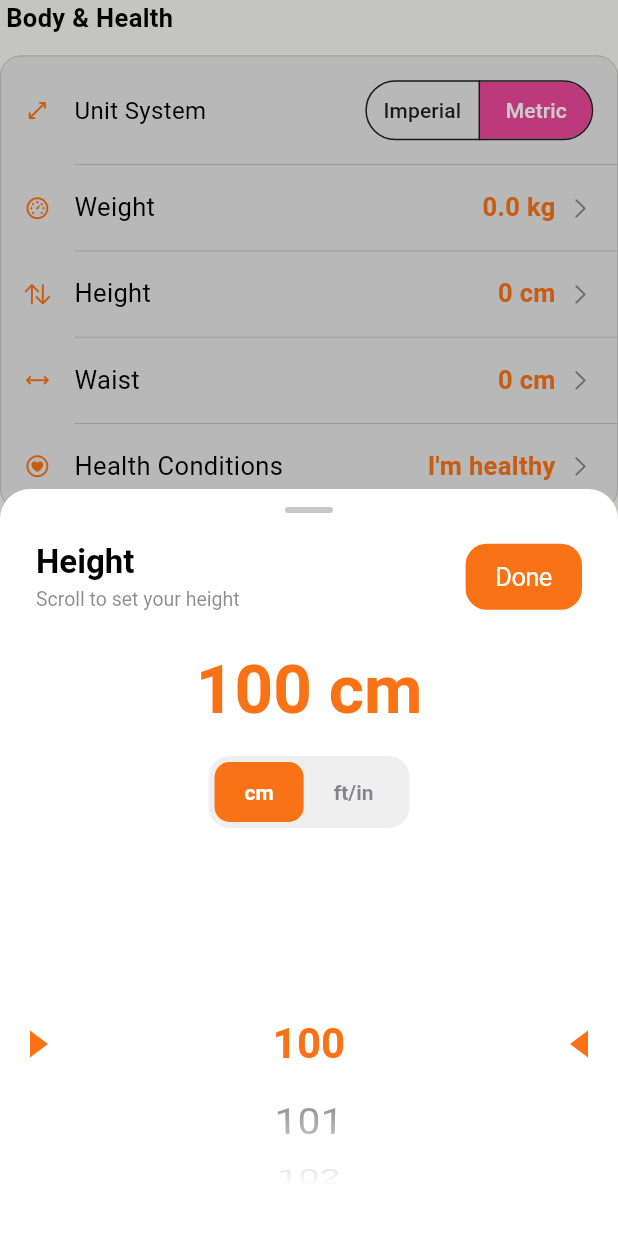
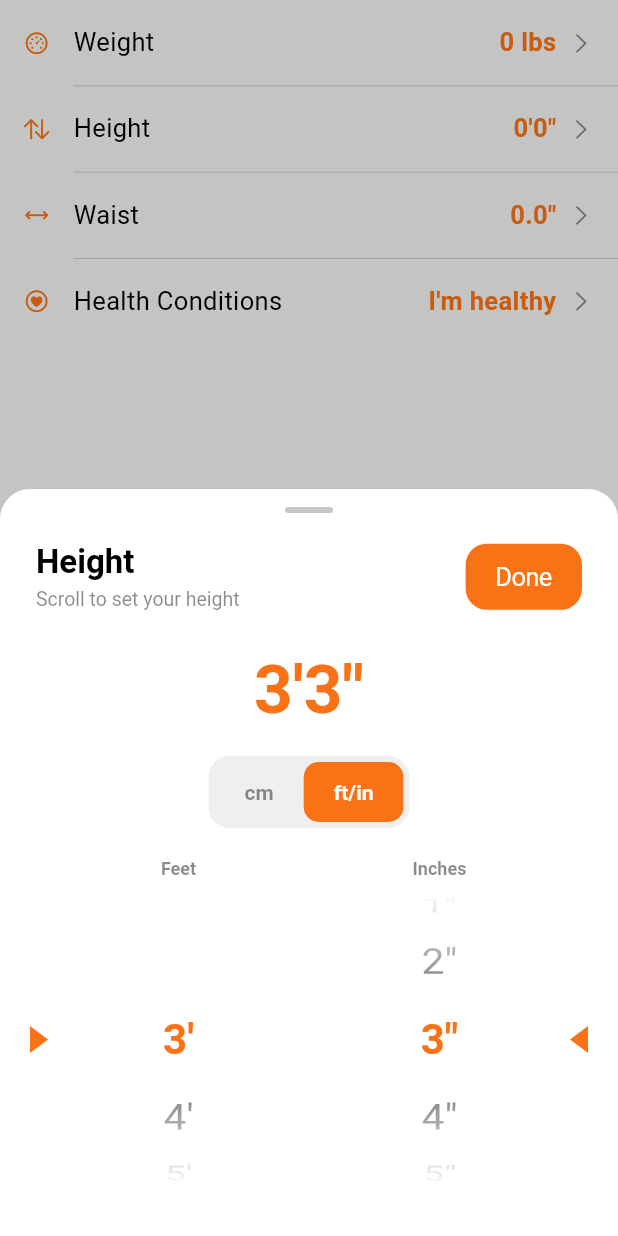
Before and after one commit to naru1790/vitalo, a Flutter app: the BodyHealthCard widget shown alone on an empty page, opened directly with empty values, after a tap on "Height", on a phone screen of 412 x 824 dp. Run offline on Flutter 3.47's test engine with Material 3 defaults, Android fonts, the phone set to English and light mode, and no system bars; our stand-ins replace flutter_riverpod, flutter_secure_storage, font_awesome_flutter, go_router, google_sign_in, shared_preferences and 2 more; missing offline and left inert: country_state_city; accounts and stored records are empty.

Commit message:
Refactor profile section: Remove unused widgets and add Body & Health card
- Deleted ProfileMenuTile and SettingsSection widgets as they are no longer needed.
- Introduced BodyHealthCard widget for managing body and health data with a new design.
- Added FluxMascot widget for animated health indicator.
- Implemented waist picker and health conditions selection with custom input handling.
- Created ProfilePersonalInfoCard for displaying personal information with gender and location selection.

```diff
--- a/lib/design/design.dart
+++ b/lib/design/design.dart
@@ -62,6 +62,7 @@ export 'adaptive/widgets/app_wheel_picker.dart';
 export 'adaptive/widgets/auth_action_stack.dart';
 export 'adaptive/widgets/auth_footer_links.dart';
 export 'adaptive/widgets/auth_sign_in_button.dart';
+export 'adaptive/widgets/flux_mascot.dart';
 export 'adaptive/widgets/inline_feedback_message.dart';
 export 'adaptive/widgets/keyboard_dismiss_surface.dart';
 
--- a/lib/features/landing/presentation/landing_screen.dart
+++ b/lib/features/landing/presentation/landing_screen.dart
@@ -4,7 +4,6 @@ import '../../../design/design.dart';
 
 import '../../../core/router.dart';
 import '../../../core/services/auth_service.dart';
-import '../../../core/widgets/flux_mascot.dart';
 import '../../../main.dart';
 
 // @frozen
--- a/lib/core/widgets/body_health_card.dart
+++ b/lib/features/profile/presentation/widgets/body_health_card.dart
@@ -10,12 +10,17 @@
 import 'package:flutter/cupertino.dart';
 import 'package:flutter/services.dart';
 
-import '../../design/design.dart';
-import '../theme.dart';
-import 'height_picker_sheet.dart';
-import 'profile_row.dart';
-import 'weight_picker_sheet.dart';
-import 'wheel_picker.dart';
+import '../../../../core/theme.dart';
+import '../../../../core/widgets/height_picker_sheet.dart';
+import '../../../../core/widgets/profile_row.dart';
+import '../../../../core/widgets/weight_picker_sheet.dart';
+import '../../../../core/widgets/wheel_picker.dart';
+import '../../../../design/design.dart';
+
+/// Unit system preference for displaying values in Body & Health.
+///
+/// This is owned by the parent page and passed into [BodyHealthCard].
+enum UnitSystem { imperial, metric }
 
 /// Predefined health conditions with simple, user-friendly labels
 /// Focus on conditions that significantly impact diet/nutrition recommendations
@@ -46,6 +51,18 @@ enum HealthCondition {
   bool get isFemaleOnly => this == pregnant || this == lactating;
 }
 
+extension HealthConditionAvailability on HealthCondition {
+  /// Lists health conditions available for the given gender.
+  ///
+  /// Domain rules live here; sheets must not infer availability.
+  static List<HealthCondition> availableFor(AppGender gender) {
+    return HealthCondition.values
+        .where((c) => c != HealthCondition.none)
+        .where((c) => !c.isFemaleOnly || gender == AppGender.female)
+        .toList(growable: false);
+  }
+}
+
 /// Result from body & health card
 class BodyHealthData {
   const BodyHealthData({
@@ -54,7 +71,6 @@ class BodyHealthData {
     this.waistCm,
     this.conditions = const {},
     this.customConditions = const [],
-    this.isMetric = true,
   });
 
   final double? weightKg;
@@ -62,7 +78,6 @@ class BodyHealthData {
   final double? waistCm;
   final Set<HealthCondition> conditions;
   final List<String> customConditions;
-  final bool isMetric;
 
   BodyHealthData copyWith({
     double? weightKg,
@@ -70,7 +85,6 @@ class BodyHealthData {
     double? waistCm,
     Set<HealthCondition>? conditions,
     List<String>? customConditions,
-    bool? isMetric,
   }) {
     return BodyHealthData(
       weightKg: weightKg ?? this.weightKg,
@@ -78,7 +92,6 @@ class BodyHealthData {
       waistCm: waistCm ?? this.waistCm,
       conditions: conditions ?? this.conditions,
       customConditions: customConditions ?? this.customConditions,
-      isMetric: isMetric ?? this.isMetric,
     );
   }
 
@@ -87,18 +100,67 @@ class BodyHealthData {
       (conditions.length == 1 && conditions.contains(HealthCondition.none));
 }
 
+extension BodyHealthConditionsDisplay on BodyHealthData {
+  String get conditionsSummary {
+    final items = conditions
+        .where((c) => c != HealthCondition.none)
+        .map((c) => c.label)
+        .toList();
+    items.addAll(customConditions);
+
+    if (items.isEmpty) {
+      return 'I\'m healthy';
+    }
+    if (items.length <= 2) {
+      return items.join(', ');
+    }
+    return '${items.take(2).join(', ')} +${items.length - 2} more';
+  }
+}
+
+extension BodyHealthDisplay on BodyHealthData {
+  String weightLabel(UnitSystem unitSystem) {
+    if (weightKg == null) return '—';
+    if (unitSystem == UnitSystem.metric) {
+      return '${weightKg!.toStringAsFixed(1)} kg';
+    }
+    final lbs = weightKg! * 2.20462;
+    return '${lbs.toStringAsFixed(0)} lbs';
+  }
+
+  String heightLabel(UnitSystem unitSystem) {
+    if (heightCm == null) return '—';
+    if (unitSystem == UnitSystem.metric) return '${heightCm!.toInt()} cm';
+    final totalInches = heightCm! / 2.54;
+    final feet = (totalInches / 12).floor();
+    final inches = (totalInches % 12).round();
+    return "$feet'$inches\"";
+  }
+
+  String waistLabel(UnitSystem unitSystem) {
+    if (waistCm == null) return '—';
+    if (unitSystem == UnitSystem.metric) return '${waistCm!.toInt()} cm';
+    final inches = waistCm! / 2.54;
+    return '${inches.toStringAsFixed(1)}\"';
+  }
+}
+
 /// Body & Health section following standard profile section design
 class BodyHealthCard extends StatefulWidget {
   const BodyHealthCard({
     super.key,
     required this.data,
     required this.onDataChanged,
-    this.isFemale = false,
+    required this.gender,
+    required this.unitSystem,
   });
 
   final BodyHealthData data;
   final ValueChanged<BodyHealthData> onDataChanged;
-  final bool isFemale;
+  final AppGender gender;
+
+  /// Parent-owned unit system preference.
+  final UnitSystem unitSystem;
 
   @override
   State<BodyHealthCard> createState() => _BodyHealthCardState();
@@ -110,43 +172,13 @@ class _BodyHealthCardState extends State<BodyHealthCard> {
     super.dispose();
   }
 
-  String _formatWeight() {
-    if (widget.data.weightKg == null) return '—';
-    if (widget.data.isMetric) {
-      return '${widget.data.weightKg!.toStringAsFixed(1)} kg';
-    } else {
-      final lbs = widget.data.weightKg! * 2.20462;
-      return '${lbs.toStringAsFixed(0)} lbs';
-    }
-  }
-
-  String _formatHeight() {
-    if (widget.data.heightCm == null) return '—';
-    if (widget.data.isMetric) {
-      return '${widget.data.heightCm!.toInt()} cm';
-    } else {
-      final totalInches = widget.data.heightCm! / 2.54;
-      final feet = (totalInches / 12).floor();
-      final inches = (totalInches % 12).round();
-      return "$feet'$inches\"";
-    }
-  }
-
-  String _formatWaist() {
-    if (widget.data.waistCm == null) return '—';
-    if (widget.data.isMetric) {
-      return '${widget.data.waistCm!.toInt()} cm';
-    } else {
-      final inches = widget.data.waistCm! / 2.54;
-      return '${inches.toStringAsFixed(1)}"';
-    }
-  }
+  bool get _isMetric => widget.unitSystem == UnitSystem.metric;
 
   Future<void> _selectWeight() async {
     final result = await WeightPickerSheet.show(
       context: context,
       initialWeight: widget.data.weightKg,
-      initialUnit: widget.data.isMetric ? WeightUnit.kg : WeightUnit.lbs,
+      initialUnit: _isMetric ? WeightUnit.kg : WeightUnit.lbs,
     );
     if (result != null && mounted) {
       widget.onDataChanged(widget.data.copyWith(weightKg: result.asKg));
@@ -157,7 +189,7 @@ class _BodyHealthCardState extends State<BodyHealthCard> {
     final result = await HeightPickerSheet.show(
       context: context,
       initialHeightCm: widget.data.heightCm,
-      initialUnit: widget.data.isMetric ? HeightUnit.cm : HeightUnit.ftIn,
+      initialUnit: _isMetric ? HeightUnit.cm : HeightUnit.ftIn,
     );
     if (result != null && mounted) {
       widget.onDataChanged(widget.data.copyWith(heightCm: result.valueCm));
@@ -169,7 +201,7 @@ class _BodyHealthCardState extends State<BodyHealthCard> {
       context: context,
       builder: (context) => _WaistPickerSheet(
         initialValue: widget.data.waistCm,
-        isMetric: widget.data.isMetric,
+        isMetric: _isMetric,
       ),
     );
 
@@ -182,7 +214,7 @@ class _BodyHealthCardState extends State<BodyHealthCard> {
     final result = await showCupertinoModalPopup<BodyHealthData?>(
       context: context,
       builder: (context) =>
-          _HealthConditionsSheet(data: widget.data, isFemale: widget.isFemale),
+          _HealthConditionsSheet(data: widget.data, gender: widget.gender),
     );
 
     if (result != null && mounted) {
@@ -190,112 +222,36 @@ class _BodyHealthCardState extends State<BodyHealthCard> {
     }
   }
 
-  String _formatConditions() {
-    final conditions = widget.data.conditions
-        .where((c) => c != HealthCondition.none)
-        .map((c) => c.label)
-        .toList();
-    conditions.addAll(widget.data.customConditions);
-
-    if (conditions.isEmpty) {
-      return 'I\'m healthy';
-    }
-    if (conditions.length <= 2) {
-      return conditions.join(', ');
-    }
-    return '${conditions.take(2).join(', ')} +${conditions.length - 2} more';
+  @override
+  Widget build(BuildContext context) {
+    // BodyHealthCard owns content/policy; ProfileScreen owns section wrapper.
+    return _buildBodyHealthRows(context);
   }
 
-  @override
-  Widget build(BuildContext context) {
+  Widget _buildBodyHealthRows(BuildContext context) {
+    final hasConditions = !widget.data.hasNoConditions;
+    final conditionsSummary = widget.data.conditionsSummary;
+
     return Column(
-      crossAxisAlignment: CrossAxisAlignment.start,
       children: [
-        // Section title
-        _buildSectionHeader(context),
-        const SizedBox(height: AppSpacing.sm),
-
-        // All body & health rows in a single card
-        _buildBodyHealthCard(context),
-      ],
-    );
-  }
-
-  Widget _buildSectionHeader(BuildContext context) {
-    return Padding(
-      padding: const EdgeInsets.only(left: AppSpacing.xxs),
-      child: Text(
-        'Body & Health',
-        style: TextStyle(
-          fontSize: 17,
-          fontWeight: FontWeight.w600,
-          color: CupertinoColors.label.resolveFrom(context),
-        ),
-      ),
-    );
-  }
-
-  Widget _buildBodyHealthCard(BuildContext context) {
-    final hasConditions = !widget.data.hasNoConditions;
-    final conditionsSummary = _formatConditions();
-    final primaryColor = CupertinoTheme.of(context).primaryColor;
-
-    return ProfileCard(
-      child: Column(
-        children: [
-          // Unit System row at top for easy selection before entering values
-          Padding(
-            padding: const EdgeInsets.symmetric(
-              horizontal: AppSpacing.md,
-              vertical: AppSpacing.sm,
-            ),
-            child: Row(
-              children: [
-                Icon(
-                  CupertinoIcons.resize,
-                  size: AppSpacing.iconSizeSmall,
-                  color: primaryColor,
-                ),
-                const SizedBox(width: AppSpacing.md),
-                Expanded(
-                  child: Text(
-                    'Unit System',
-                    style: TextStyle(
-                      fontSize: 16,
-                      color: CupertinoColors.label.resolveFrom(context),
-                    ),
-                  ),
-                ),
-                AppBinarySegmentedControl(
-                  leftLabel: 'Imperial',
-                  rightLabel: 'Metric',
-                  value: widget.data.isMetric,
-                  onChanged: (value) {
-                    widget.onDataChanged(widget.data.copyWith(isMetric: value));
-                  },
-                ),
-              ],
-            ),
-          ),
-          const ProfileRowDivider(),
         ProfileTappableRow(
           icon: CupertinoIcons.speedometer,
           label: 'Weight',
-            value: _formatWeight(),
+          value: widget.data.weightLabel(widget.unitSystem),
           onTap: _selectWeight,
         ),
         const ProfileRowDivider(),
         ProfileTappableRow(
           icon: CupertinoIcons.arrow_up_arrow_down,
           label: 'Height',
-            value: _formatHeight(),
+          value: widget.data.heightLabel(widget.unitSystem),
           onTap: _selectHeight,
         ),
         const ProfileRowDivider(),
         ProfileTappableRow(
           icon: CupertinoIcons.resize_h,
           label: 'Waist',
-            value: _formatWaist(),
+          value: widget.data.waistLabel(widget.unitSystem),
           onTap: _selectWaist,
         ),
         const ProfileRowDivider(),
@@ -308,7 +264,6 @@ class _BodyHealthCardState extends State<BodyHealthCard> {
           onTap: _selectHealthConditions,
         ),
       ],
-      ),
     );
   }
 }
@@ -316,9 +271,9 @@ class _BodyHealthCardState extends State<BodyHealthCard> {
 /// Bottom sheet for selecting health conditions
 class _HealthConditionsSheet extends StatefulWidget {
   final BodyHealthData data;
-  final bool isFemale;
+  final AppGender gender;
 
-  const _HealthConditionsSheet({required this.data, required this.isFemale});
+  const _HealthConditionsSheet({required this.data, required this.gender});
 
   @override
   State<_HealthConditionsSheet> createState() => _HealthConditionsSheetState();
@@ -419,11 +374,9 @@ class _HealthConditionsSheetState extends State<_HealthConditionsSheet> {
   Widget build(BuildContext context) {
     final primaryColor = CupertinoTheme.of(context).primaryColor;
 
-    // Filter conditions based on gender
-    final availableConditions = HealthCondition.values
-        .where((c) => c != HealthCondition.none)
-        .where((c) => !c.isFemaleOnly || widget.isFemale)
-        .toList();
+    final availableConditions = HealthConditionAvailability.availableFor(
+      widget.gender,
+    );
 
     return Container(
       decoration: BoxDecoration(
```
Also changed, not shown: lib/design/adaptive/widgets/flux_mascot.dart (renamed from lib/core/widgets/flux_mascot.dart, +5 -5 lines), lib/features/profile/presentation/profile_screen.dart (+77 -61 lines), lib/features/profile/presentation/widgets/profile_menu_tile.dart (deleted, +0 -94 lines), lib/features/profile/presentation/widgets/profile_personal_info_card.dart (added, +71 -0 lines), lib/features/profile/presentation/widgets/settings_section.dart (deleted, +0 -59 lines). Lines whose indentation alone changed are shown as unchanged.
